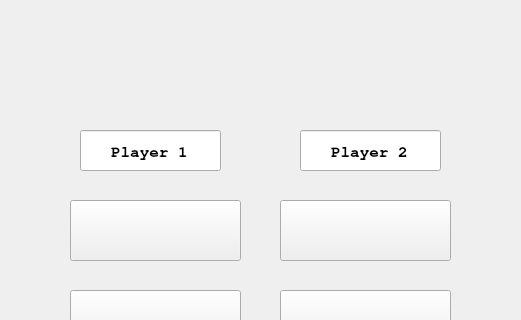
First picture: the form in src/graphic_interface/src/dotandbox_1_1/mainwindow.ui, repository juankipedia/DotAndBoxes, before the edit; both pictures show x 90 to 611 and y 0 to 320 of the 698 by 526 pixel window.
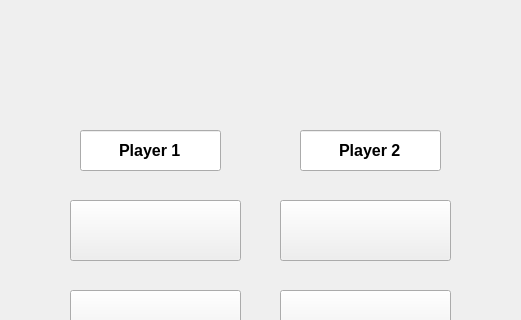
Second picture: the form after the edit. Icons and pictures are not drawn.

Commit message: adds login window

```diff
--- a/src/graphic_interface/src/dotandbox_1_1/mainwindow.ui
+++ b/src/graphic_interface/src/dotandbox_1_1/mainwindow.ui
@@ -63,9 +63,7 @@
     </property>
     <property name="font">
      <font>
-      <family>TeX Gyre Cursor</family>
       <pointsize>12</pointsize>
-      <weight>75</weight>
       <italic>false</italic>
       <bold>true</bold>
      </font>
@@ -122,9 +120,7 @@
     </property>
     <property name="font">
      <font>
-      <family>TeX Gyre Cursor</family>
       <pointsize>12</pointsize>
-      <weight>75</weight>
       <italic>false</italic>
       <bold>true</bold>
       <underline>false</underline>
@@ -140,6 +136,9 @@
     <property name="alignment">
      <set>Qt::AlignCenter</set>
     </property>
+    <property name="readOnly">
+     <bool>true</bool>
+    </property>
    </widget>
    <widget class="QPushButton" name="b_ai_play">
     <property name="geometry">
```
Left out of the diff: 2 changed lines with no effect on the pictures. The commit also changes 7 other files.
